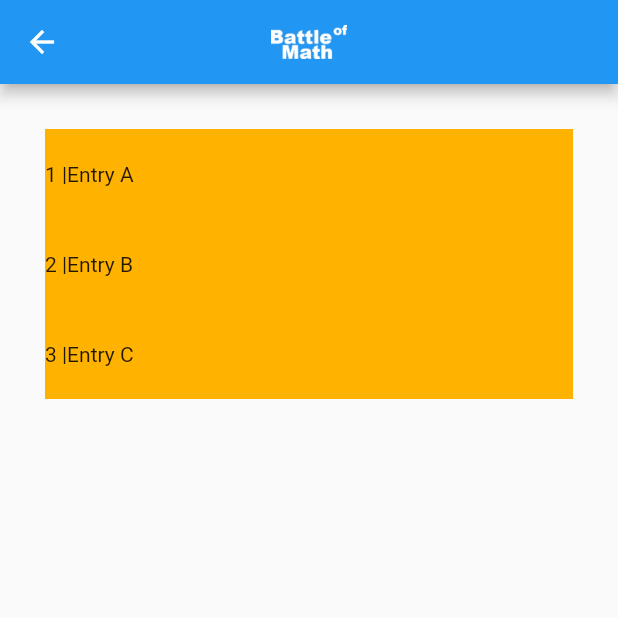
After one commit to ayomicahyo/BattleOfMath, a Flutter app: the screen it shows after launch, on a phone screen of 412 x 824 dp, the top half of it. The commit adds this screen. Run offline on Flutter 3.47's test engine with Material 2 defaults, Android fonts, the phone set to English and light mode, and no system bars; our stand-ins replace google_nav_bar, line_icons.

Commit message:
12-01-2021/Cahyo
InheritedRankFromSoloPage+niatBikinLeaderboardpage

```diff
--- /dev/null
+++ b/lib/LeaderBoard.dart
@@ -0,0 +1,47 @@
+import 'package:flutter/material.dart';
+
+class LeaderBoard extends StatefulWidget {
+  @override
+  _LeaderBoardState createState() => _LeaderBoardState();
+}
+
+class _LeaderBoardState extends State<LeaderBoard> {
+  Image applogo = new Image(
+      image: new ExactAssetImage("assets/images/whiteLogo.png"),
+      height: 50.9,
+      width: 50.9,
+      alignment: FractionalOffset.center);
+
+  Widget appbar() {
+    return AppBar(
+      centerTitle: true,
+      title: applogo,
+    );
+  }
+
+  @override
+  Widget build(BuildContext context) {
+    return Scaffold(
+        appBar: appbar(),
+        body: ListView(
+          padding: const EdgeInsets.all(30),
+          children: <Widget>[
+            Container(
+              height: 60,
+              color: Colors.amber[600],
+              child: Row(children: <Widget>[Text('1 |'), Text('Entry A')]),
+            ),
+            Container(
+              height: 60,
+              color: Colors.amber[600],
+              child: Row(children: <Widget>[Text('2 |'), Text('Entry B')]),
+            ),
+            Container(
+              height: 60,
+              color: Colors.amber[600],
+              child: Row(children: <Widget>[Text('3 |'), Text('Entry C')]),
+            ),
+          ],
+        ));
+  }
+}
--- a/lib/Splash.dart
+++ b/lib/Splash.dart
@@ -1,6 +1,7 @@
 import 'package:flutter/material.dart';
 import 'login.dart';
 import 'dart:async';
+import 'LeaderBoard.dart';
 
 class SplashScreen extends StatefulWidget {
   @override
@@ -19,7 +20,7 @@ class _SplashScreenState extends State<SplashScreen> {
       Navigator.push(
         context,
         MaterialPageRoute(
-          builder: (context) => Login(),
+          builder: (context) => LeaderBoard(), //GANTI GANTI DISINI YA
         ),
       );
     });
```
Also changed, not shown: lib/RankPages.dart (added, +24 -0 lines), lib/dashboard.dart (+14 -4 lines), lib/soloTest.dart (+9 -1 lines).
